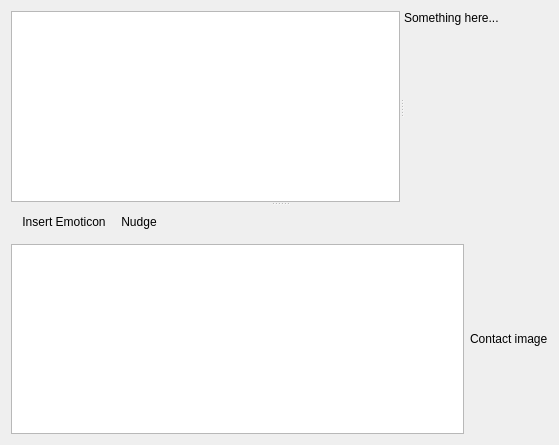
This is amsn2/amsn2/gui/front_ends/qt4/chatWindow.ui in Kjir/amsn as Qt 5 draws it before an edit. The edited form follows.
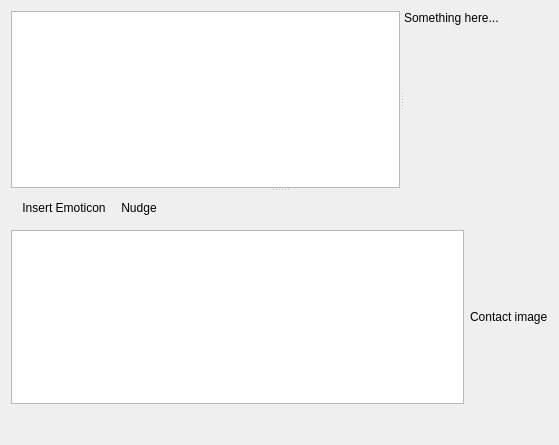
This is the edited form.

Commit message: And chatWindow is back too

What changed in the file:
```diff
--- a/amsn2/amsn2/gui/front_ends/qt4/chatWindow.ui
+++ b/amsn2/amsn2/gui/front_ends/qt4/chatWindow.ui
@@ -48,7 +48,7 @@
        </layout>
       </widget>
      </widget>
-     <widget class="QWidget" name="" >
+     <widget class="QWidget" name="layoutWidget" >
       <layout class="QVBoxLayout" name="verticalLayout_2" >
        <item>
         <widget class="QToolBar" name="toolBar" >
@@ -123,6 +123,36 @@
      </widget>
     </widget>
    </item>
+   <item>
+    <layout class="QHBoxLayout" name="horizontalLayout_2" >
+     <item>
+      <widget class="QLabel" name="statusIcon" >
+       <property name="minimumSize" >
+        <size>
+         <width>24</width>
+         <height>24</height>
+        </size>
+       </property>
+       <property name="maximumSize" >
+        <size>
+         <width>24</width>
+         <height>24</height>
+        </size>
+       </property>
+       <property name="text" >
+        <string/>
+       </property>
+      </widget>
+     </item>
+     <item>
+      <widget class="QLabel" name="statusText" >
+       <property name="text" >
+        <string/>
+       </property>
+      </widget>
+     </item>
+    </layout>
+   </item>
   </layout>
   <action name="actionInsert_Emoticon" >
    <property name="text" >
```
The commit also changes 2 other files.
